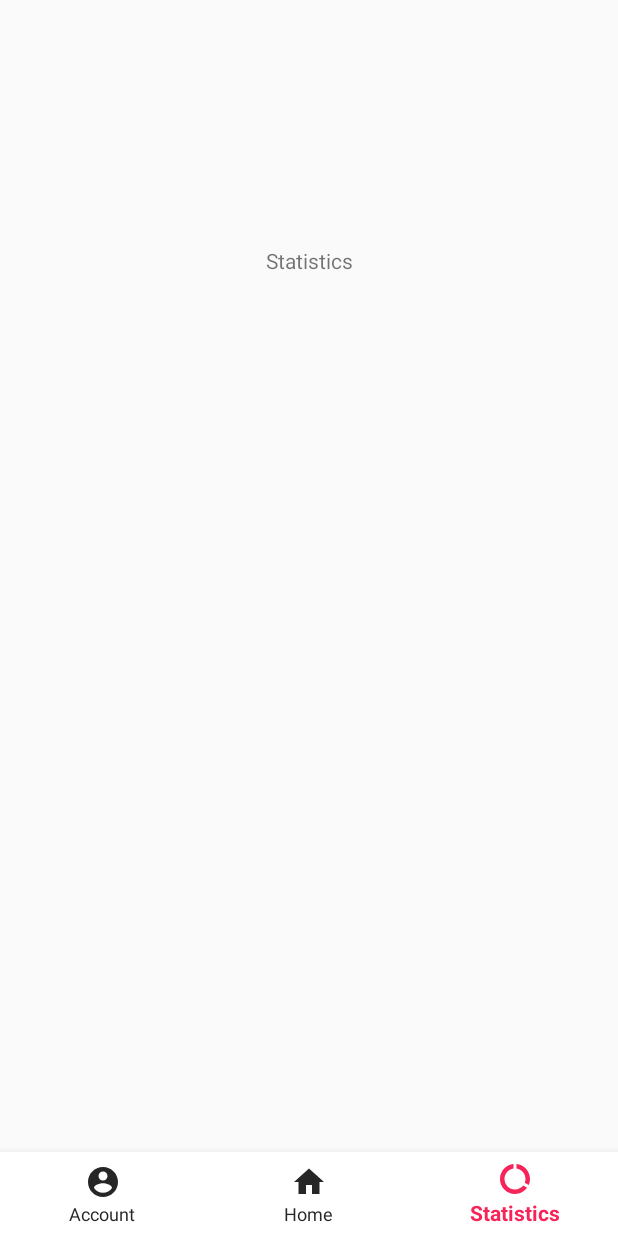
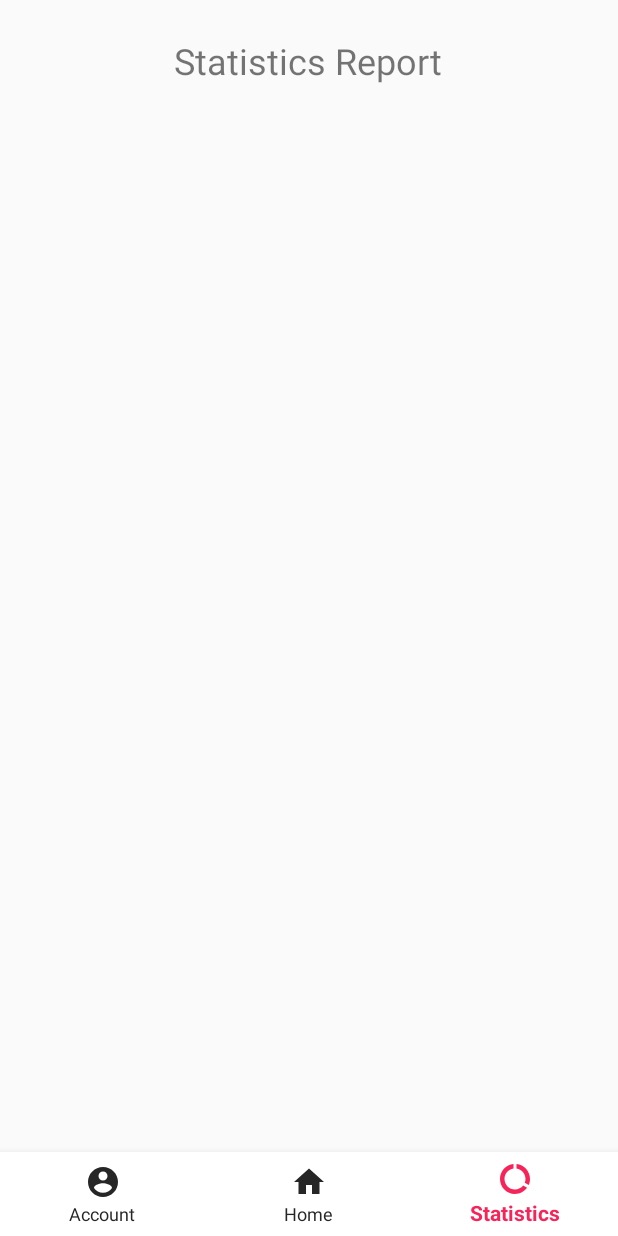
Before and after one commit to VectorXz/WirelessMatchingGame, an Android app: the ViewStatistics screen opened directly, with no data from a screen before it, on a phone screen of 412 x 824 dp. Run offline under Robolectric (Android 15) with nearby library versions, the phone set to English and light mode, and no system bars; our stand-ins replace Firebase (no records; nobody signed in at launch, a user with empty details on screens opened directly).

Commit message:
update statistics view

```diff
--- a/app/src/main/res/layout/activity_view_statistics.xml
+++ b/app/src/main/res/layout/activity_view_statistics.xml
@@ -28,9 +28,11 @@
                 android:id="@+id/textView11"
                 android:layout_width="wrap_content"
                 android:layout_height="wrap_content"
-                android:layout_marginTop="164dp"
-                android:text="Statistics"
+                android:layout_marginTop="24dp"
+                android:text="Statistics Report"
+                android:textSize="24sp"
                 app:layout_constraintEnd_toEndOf="parent"
+                app:layout_constraintHorizontal_bias="0.497"
                 app:layout_constraintStart_toStartOf="parent"
                 app:layout_constraintTop_toTopOf="parent" />
         </androidx.constraintlayout.widget.ConstraintLayout>
```
